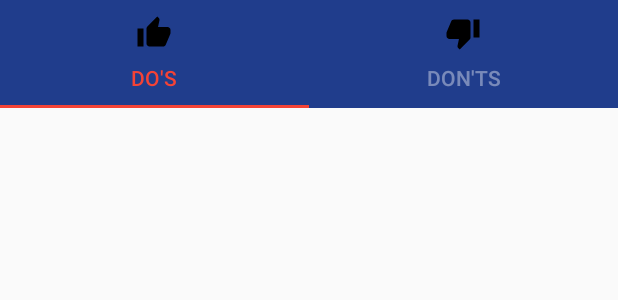
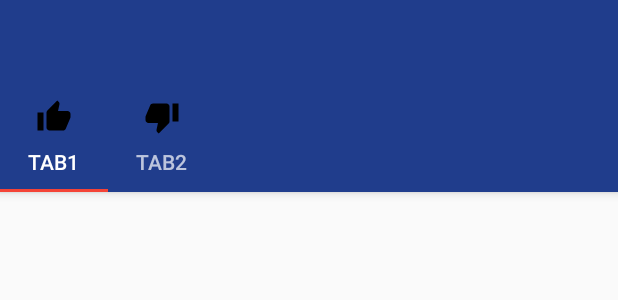
Before and after one commit to piyushrj100/G4Project, an Android app: the layout activity_tab_without_icon.xml on its own in the app's theme, with its tools: preview values and no code run, on a phone screen of 412 x 824 dp. Shown: the top 300 px of the screen. Run offline under Robolectric (Android 15) with nearby library versions, the light colour scheme and no system bars.

```diff
--- a/app/src/main/java/g4eis/ontern/g4project/ViewPagerActivity/TabWOIconActivity.java
+++ b/app/src/main/java/g4eis/ontern/g4project/ViewPagerActivity/TabWOIconActivity.java
@@ -38,7 +38,7 @@ public class TabWOIconActivity extends AppCompatActivity {
         viewPager.setOffscreenPageLimit(2);
 
         //Initializing the tablayout
-        tabLayout = (TabLayout) findViewById(R.id.tablayout);
+        tabLayout = (TabLayout) findViewById(R.id.tabs);
         tabLayout.setupWithViewPager(viewPager);
 
         viewPager.addOnPageChangeListener(new ViewPager.OnPageChangeListener() {
--- a/app/src/main/res/layout/activity_profile_edit.xml
+++ b/app/src/main/res/layout/activity_profile_edit.xml
@@ -39,7 +39,7 @@
                     android:layout_height="wrap_content"
                     android:singleLine="true"
                     android:editable="false"
-                    android:drawableLeft="@drawable/key"
+                    android:drawableLeft="@drawable/ic_person_black_24dp"
                     android:drawablePadding="16dp"
 
                     android:drawableTint="@color/colorPrimary"
--- a/app/src/main/res/layout/activity_tab_without_icon.xml
+++ b/app/src/main/res/layout/activity_tab_without_icon.xml
@@ -4,47 +4,48 @@
     android:layout_width="match_parent"
     android:layout_height="match_parent">
 
-    <RelativeLayout
+    <android.support.design.widget.AppBarLayout
+        android:id="@+id/appbar"
+        android:theme="@style/AppTheme.AppBarOverlay"
+        android:layout_height="wrap_content"
+        android:layout_width="match_parent">
+
+        <android.support.v7.widget.Toolbar
+            android:id="@+id/toolbar"
+            android:layout_height="?attr/actionBarSize"
             android:layout_width="match_parent"
-        android:layout_height="match_parent">
+            app:layout_scrollFlags="scroll|enterAlways"
+            app:popupTheme="@style/AppTheme.PopupOverlay">
 
+        </android.support.v7.widget.Toolbar>
 
         <android.support.design.widget.TabLayout
-            android:id="@+id/tablayout"
+            android:id="@+id/tabs"
             android:layout_width="match_parent"
             android:layout_height="wrap_content"
-
-
-            app:tabBackground="@color/colorPrimary"
-            app:tabIndicatorColor="@color/colorAccent"
-            app:tabSelectedTextColor="@color/colorAccent"
-            app:tabTextColor="@color/colorTextDisable"
-            android:layout_alignParentTop="true"
-            android:layout_alignParentStart="true">
-
+            app:layout_scrollFlags="scroll|enterAlways"
+            app:tabMode="scrollable">
 
             <android.support.design.widget.TabItem
                 android:id="@+id/tab1"
                 android:icon="@drawable/ic_thumb_up_black_24dp"
-            style="@style/tab_item"
-            android:text="DO'S"/>
+                android:layout_height="wrap_content"
+                android:layout_width="wrap_content"
+                android:text="Tab1" />
 
             <android.support.design.widget.TabItem
                 android:id="@+id/tab2"
                 android:icon="@drawable/ic_thumb_down_black_24dp"
-            style="@style/tab_item"
-             android:text="DON'TS"/>
+
+                android:layout_height="wrap_content"
+                android:layout_width="wrap_content"
+                android:text="Tab2" />
         </android.support.design.widget.TabLayout>
+    </android.support.design.widget.AppBarLayout>
 
     <android.support.v4.view.ViewPager
         android:id="@+id/viewpager"
         android:layout_width="match_parent"
         android:layout_height="match_parent"
-            android:layout_below="@+id/tablayout"
-            app:layout_behavior="@string/appbar_scrolling_view_behavior"
-            />
-    </RelativeLayout>
-
-
-
+        app:layout_behavior="android.support.design.widget.AppBarLayout$ScrollingViewBehavior"></android.support.v4.view.ViewPager>
 </android.support.design.widget.CoordinatorLayout>
```
Also changed, not shown: app/src/main/AndroidManifest.xml (+5 -2 lines), app/src/main/java/g4eis/ontern/g4project/Campus.java (+5 -3 lines), app/src/main/java/g4eis/ontern/g4project/Fragment/DontsFragment.java (+7 -26 lines), app/src/main/java/g4eis/ontern/g4project/Fragment/DosFragment.java (+3 -22 lines), app/src/main/java/g4eis/ontern/g4project/RVAdapter.java (deleted, +0 -61 lines), app/src/main/java/g4eis/ontern/g4project/ViewPagerActivity/TabWithIconActivity.java (+8 -4 lines), app/src/main/res/layout/activity_campus.xml (+10 -1 lines), app/src/main/res/layout/fragment_donts.xml (+17 -6 lines), app/src/main/res/layout/fragment_dos.xml (+15 -6 lines). Lines whose indentation alone changed are shown as unchanged.
